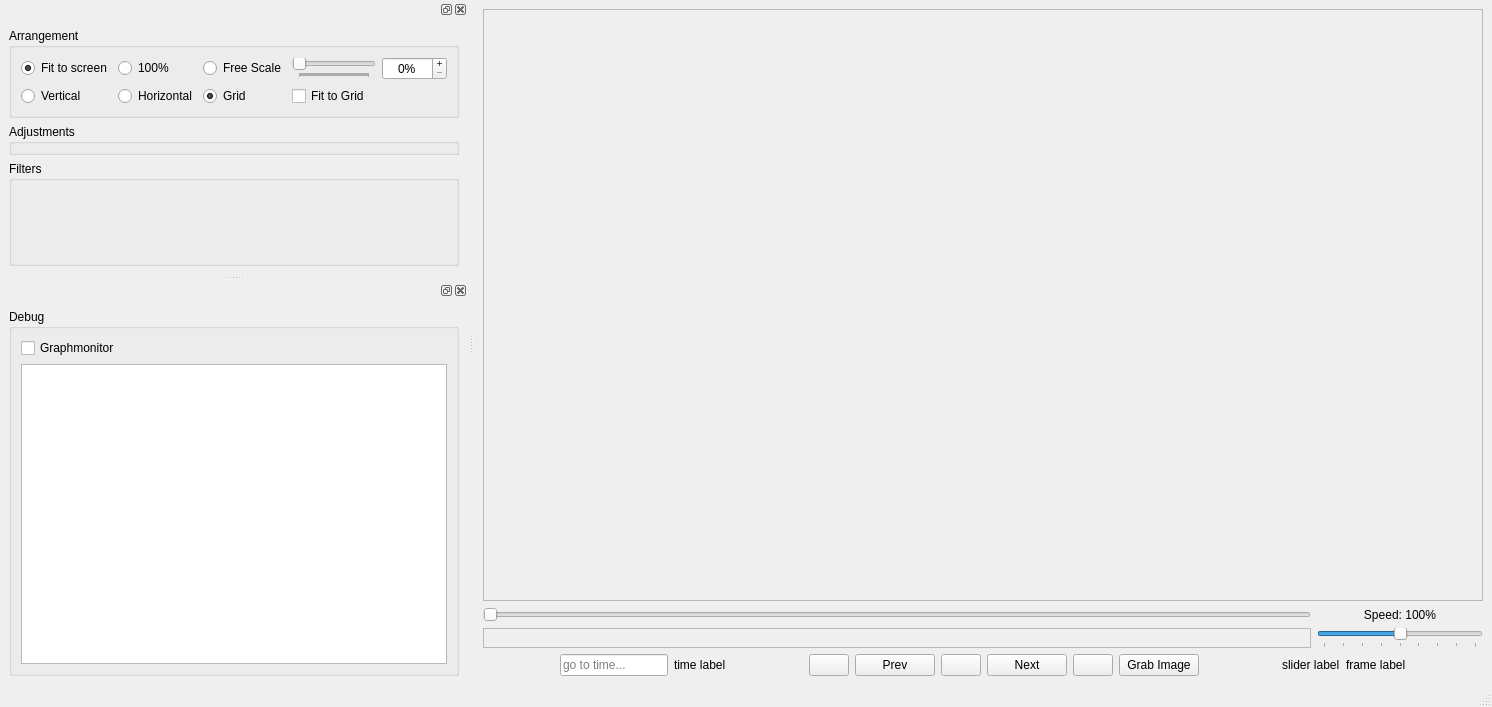
This is Source/GUI/player.ui in bavc/qctools as Qt 5 draws it before an edit. The edited form follows.
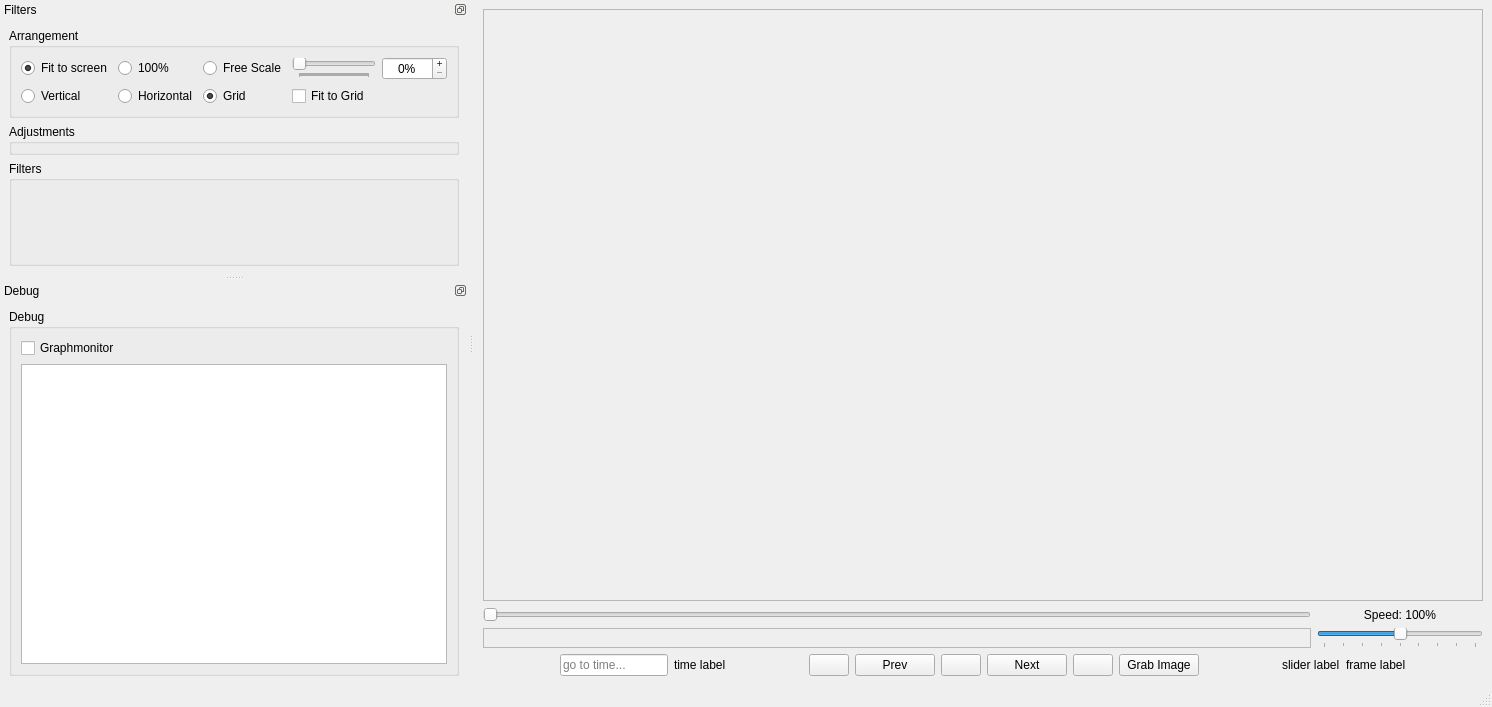
This is the edited form. Icons and pictures are not drawn.

Commit message: disallow closing filters & debug dock widgets; stack them together and activate filters

Patch:
```diff
--- a/Source/GUI/player.ui
+++ b/Source/GUI/player.ui
@@ -317,6 +317,12 @@
    <property name="floating">
     <bool>false</bool>
    </property>
+   <property name="features">
+    <set>QDockWidget::DockWidgetFloatable|QDockWidget::DockWidgetMovable</set>
+   </property>
+   <property name="windowTitle">
+    <string>Filters</string>
+   </property>
    <attribute name="dockWidgetArea">
     <number>1</number>
    </attribute>
@@ -484,6 +490,12 @@
    </widget>
   </widget>
   <widget class="QDockWidget" name="dockWidget_2">
+   <property name="features">
+    <set>QDockWidget::DockWidgetFloatable|QDockWidget::DockWidgetMovable</set>
+   </property>
+   <property name="windowTitle">
+    <string>Debug</string>
+   </property>
    <attribute name="dockWidgetArea">
     <number>1</number>
    </attribute>
```
Left out of the diff: 6 changed lines with no effect on the pictures. The commit also changes 1 other file.
